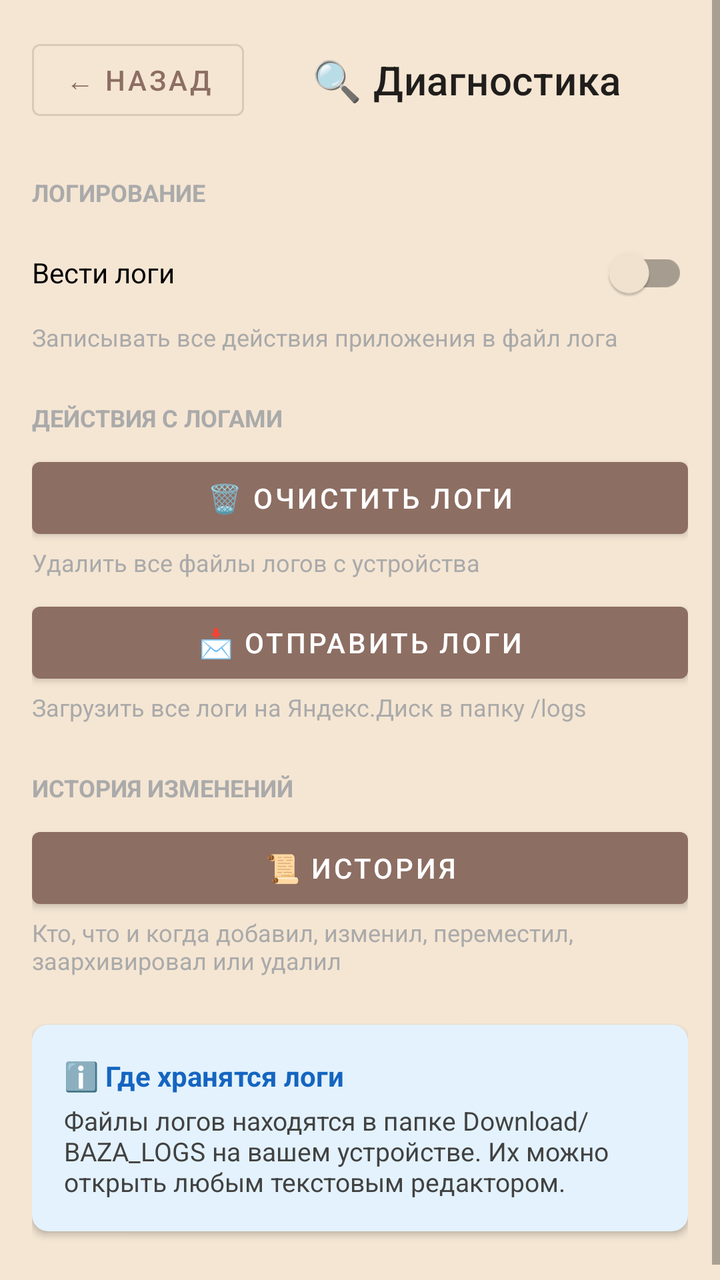
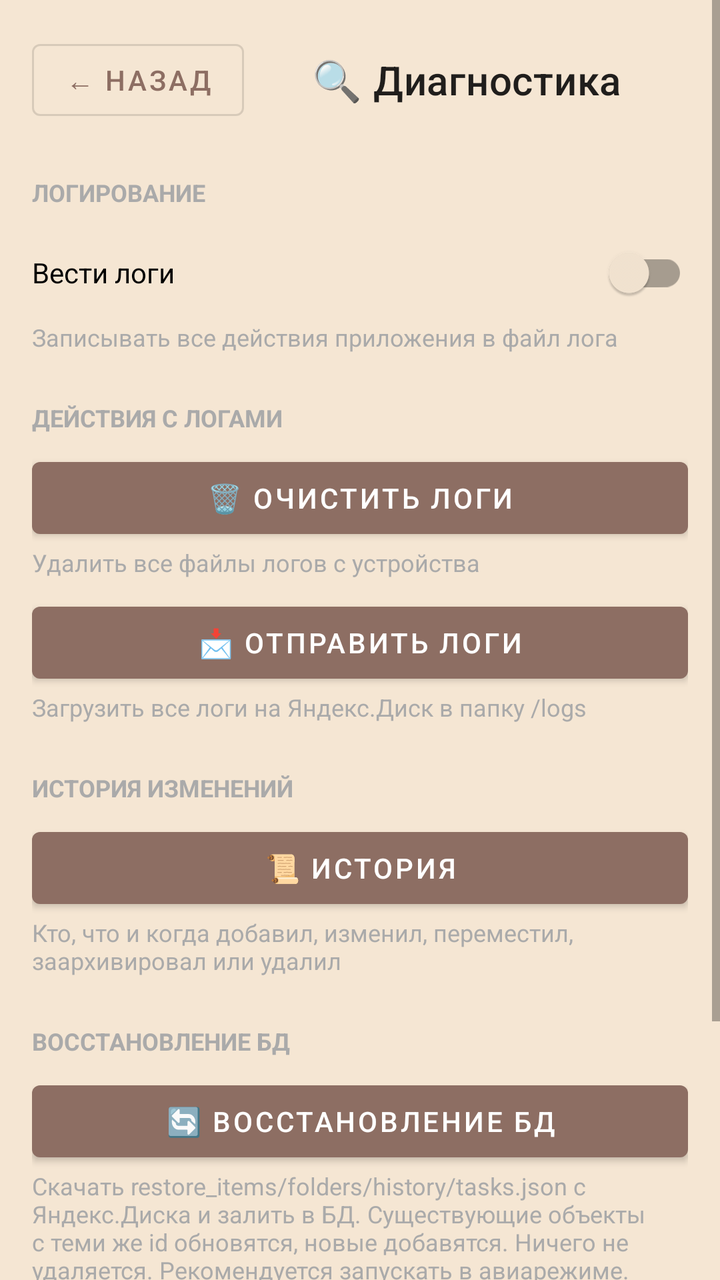

Two renders of the same Android screen: before a commit and after it. Below are the layout's source before the change and the commit's diff.
<!-- AndroidManifest.xml: application theme Theme.BAZA -->
<!-- res/layout/activity_diagnostics.xml -->
<?xml version="1.0" encoding="utf-8"?>
<ScrollView xmlns:android="http://schemas.android.com/apk/res/android"
    xmlns:app="http://schemas.android.com/apk/res-auto"
    android:layout_width="match_parent"
    android:layout_height="match_parent"
    android:fillViewport="true">

    <LinearLayout
        android:layout_width="match_parent"
        android:layout_height="wrap_content"
        android:orientation="vertical"
        android:padding="16dp">

        
        
        
        <LinearLayout
            android:layout_width="match_parent"
            android:layout_height="wrap_content"
            android:orientation="horizontal"
            android:layout_marginBottom="16dp"
            android:gravity="center_vertical">

            <Button
                android:id="@+id/btnBack"
                android:layout_width="wrap_content"
                android:layout_height="wrap_content"
                android:text="← Назад"
                style="@style/Widget.MaterialComponents.Button.OutlinedButton" />

            <TextView
                android:layout_width="0dp"
                android:layout_height="wrap_content"
                android:layout_weight="1"
                android:text="🔍 Диагностика"
                android:textAppearance="?attr/textAppearanceHeadline6"
                android:gravity="center" />
        </LinearLayout>

        
        
        
        <TextView
            android:layout_width="match_parent"
            android:layout_height="wrap_content"
            android:text="ЛОГИРОВАНИЕ"
            android:textSize="12sp"
            android:textStyle="bold"
            android:textColor="@android:color/darker_gray"
            android:layout_marginTop="8dp"
            android:layout_marginBottom="8dp" />

        <com.google.android.material.switchmaterial.SwitchMaterial
            android:id="@+id/switchLogging"
            android:layout_width="match_parent"
            android:layout_height="wrap_content"
            android:text="Вести логи" />

        <TextView
            android:layout_width="match_parent"
            android:layout_height="wrap_content"
            android:text="Записывать все действия приложения в файл лога"
            android:textSize="12sp"
            android:textColor="@android:color/darker_gray"
            android:layout_marginBottom="24dp" />

        
        
        
        <TextView
            android:layout_width="match_parent"
            android:layout_height="wrap_content"
            android:text="ДЕЙСТВИЯ С ЛОГАМИ"
            android:textSize="12sp"
            android:textStyle="bold"
            android:textColor="@android:color/darker_gray"
            android:layout_marginBottom="8dp" />

        <Button
            android:id="@+id/btnClearLogs"
            android:layout_width="match_parent"
            android:layout_height="wrap_content"
            android:text="🗑 Очистить логи" />

        <TextView
            android:layout_width="match_parent"
            android:layout_height="wrap_content"
            android:text="Удалить все файлы логов с устройства"
            android:textSize="12sp"
            android:textColor="@android:color/darker_gray"
            android:layout_marginBottom="8dp" />

        <Button
            android:id="@+id/btnSendLog"
            android:layout_width="match_parent"
            android:layout_height="wrap_content"
            android:text="📩 Отправить логи" />

        <TextView
            android:layout_width="match_parent"
            android:layout_height="wrap_content"
            android:text="Загрузить все логи на Яндекс.Диск в папку /logs"
            android:textSize="12sp"
            android:textColor="@android:color/darker_gray"
            android:layout_marginBottom="24dp" />

        
        
        
        <TextView
            android:layout_width="match_parent"
            android:layout_height="wrap_content"
            android:text="ИСТОРИЯ ИЗМЕНЕНИЙ"
            android:textSize="12sp"
            android:textStyle="bold"
            android:textColor="@android:color/darker_gray"
            android:layout_marginBottom="8dp" />

        <Button
            android:id="@+id/btnHistory"
            android:layout_width="match_parent"
            android:layout_height="wrap_content"
            android:text="📜 История" />

        <TextView
            android:layout_width="match_parent"
            android:layout_height="wrap_content"
            android:text="Кто, что и когда добавил, изменил, переместил, заархивировал или удалил"
            android:textSize="12sp"
            android:textColor="@android:color/darker_gray"
            android:layout_marginBottom="24dp" />

        
        
        
        <androidx.cardview.widget.CardView
            android:layout_width="match_parent"
            android:layout_height="wrap_content"
            app:cardCornerRadius="8dp"
            app:cardElevation="2dp"
            app:cardBackgroundColor="#E3F2FD">

            <LinearLayout
                android:layout_width="match_parent"
                android:layout_height="wrap_content"
                android:orientation="vertical"
                android:padding="16dp">

                <TextView
                    android:layout_width="wrap_content"
                    android:layout_height="wrap_content"
                    android:text="ℹ️ Где хранятся логи"
                    android:textSize="14sp"
                    android:textStyle="bold"
                    android:textColor="#1565C0" />

                <TextView
                    android:layout_width="match_parent"
                    android:layout_height="wrap_content"
                    android:text="Файлы логов находятся в папке Download/BAZA_LOGS на вашем устройстве. Их можно открыть любым текстовым редактором."
                    android:textSize="13sp"
                    android:textColor="#424242"
                    android:layout_marginTop="4dp" />
            </LinearLayout>
        </androidx.cardview.widget.CardView>

        
        <View
            android:layout_width="match_parent"
            android:layout_height="16dp" />

    </LinearLayout>
</ScrollView>
<!-- resources referenced by this layout -->
<resources>
  <style name="Theme.BAZA" parent="Theme.MaterialComponents.DayNight.NoActionBar">
          <item name="colorPrimary">@color/colorPrimary</item>
          <item name="colorPrimaryDark">@color/colorPrimaryDark</item>
          <item name="colorAccent">@color/colorAccent</item>
  
          
          <item name="android:windowBackground">@color/windowBackground</item>
          <item name="android:colorBackground">@color/windowBackground</item>
          <item name="colorSurface">@color/windowBackground</item>
      </style>
  <color name="colorPrimary">#8D6E63</color>
  <color name="colorPrimaryDark">#6D4C41</color>
  <color name="colorAccent">#C97B63</color>
  <color name="windowBackground">#F5E6D3</color>
</resources>

<!-- the commit's change to res/layout/activity_diagnostics.xml (unified diff, before → after) -->
@@ -133,6 +133,32 @@
         
         
         
+        <TextView
+            android:layout_width="match_parent"
+            android:layout_height="wrap_content"
+            android:text="ВОССТАНОВЛЕНИЕ БД"
+            android:textSize="12sp"
+            android:textStyle="bold"
+            android:textColor="@android:color/darker_gray"
+            android:layout_marginBottom="8dp" />
+
+        <Button
+            android:id="@+id/btnRestore"
+            android:layout_width="match_parent"
+            android:layout_height="wrap_content"
+            android:text="🔄 Восстановление БД" />
+
+        <TextView
+            android:layout_width="match_parent"
+            android:layout_height="wrap_content"
+            android:text="Скачать restore_items/folders/history/tasks.json с Яндекс.Диска и залить в БД. Существующие объекты с теми же id обновятся, новые добавятся. Ничего не удаляется. Рекомендуется запускать в авиарежиме."
+            android:textSize="12sp"
+            android:textColor="@android:color/darker_gray"
+            android:layout_marginBottom="24dp" />
+
+        
+        
+        
         <androidx.cardview.widget.CardView
             android:layout_width="match_parent"
             android:layout_height="wrap_content"
